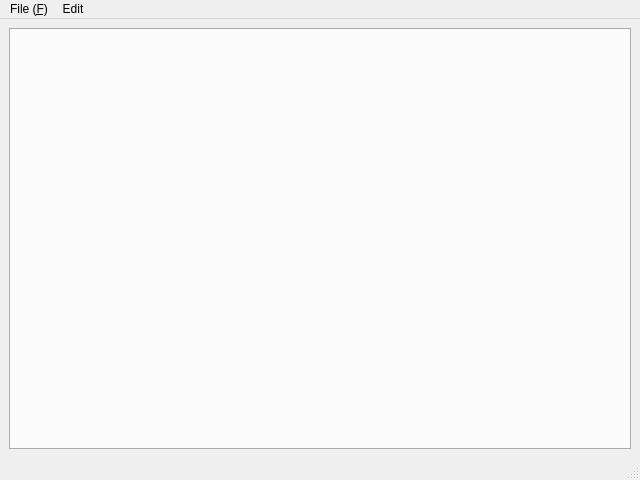
This is statsu/ui/design/main_window.ui in ysb06/statsu as Qt 5 draws it before an edit. The edited form follows.
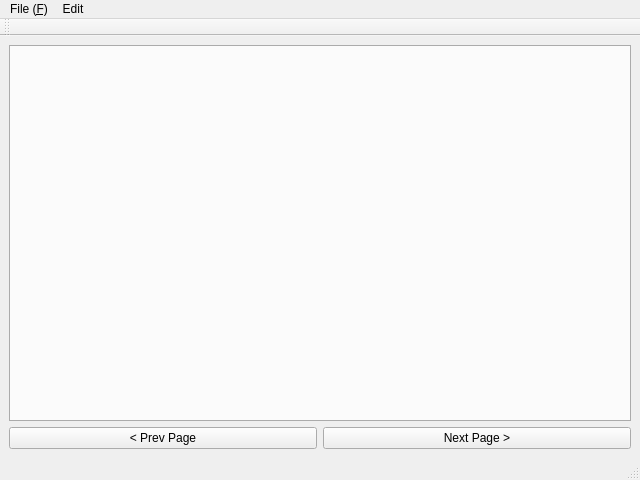
This is the edited form. Icons and pictures are not drawn.

```diff
--- a/statsu/ui/design/main_window.ui
+++ b/statsu/ui/design/main_window.ui
@@ -14,8 +14,8 @@
    <string>Statsu</string>
   </property>
   <widget class="QWidget" name="central_widget">
-   <layout class="QGridLayout" name="gridLayout_2">
-    <item row="0" column="0">
+   <layout class="QVBoxLayout" name="verticalLayout">
+    <item>
      <widget class="QTabWidget" name="main_data_tab_widget">
       <property name="tabPosition">
        <enum>QTabWidget::South</enum>
@@ -25,6 +25,41 @@
       </property>
      </widget>
     </item>
+    <item>
+     <widget class="QWidget" name="container_controller" native="true">
+      <layout class="QHBoxLayout" name="horizontalLayout">
+       <property name="leftMargin">
+        <number>0</number>
+       </property>
+       <property name="topMargin">
+        <number>0</number>
+       </property>
+       <property name="rightMargin">
+        <number>0</number>
+       </property>
+       <property name="bottomMargin">
+        <number>0</number>
+       </property>
+       <item>
+        <widget class="QPushButton" name="prev_page_button">
+         <property name="text">
+          <string>&lt; Prev Page</string>
+         </property>
+         <property name="checkable">
+          <bool>false</bool>
+         </property>
+        </widget>
+       </item>
+       <item>
+        <widget class="QPushButton" name="next_page_button">
+         <property name="text">
+          <string>Next Page &gt;</string>
+         </property>
+        </widget>
+       </item>
+      </layout>
+     </widget>
+    </item>
    </layout>
   </widget>
   <widget class="QMenuBar" name="main_menubar">
@@ -63,6 +98,17 @@
    <addaction name="menuEdit_E"/>
   </widget>
   <widget class="QStatusBar" name="statusbar"/>
+  <widget class="QToolBar" name="toolBar">
+   <property name="windowTitle">
+    <string>toolBar</string>
+   </property>
+   <attribute name="toolBarArea">
+    <enum>TopToolBarArea</enum>
+   </attribute>
+   <attribute name="toolBarBreak">
+    <bool>false</bool>
+   </attribute>
+  </widget>
   <action name="action_file_new">
    <property name="icon">
     <iconset theme="document-new">
```
